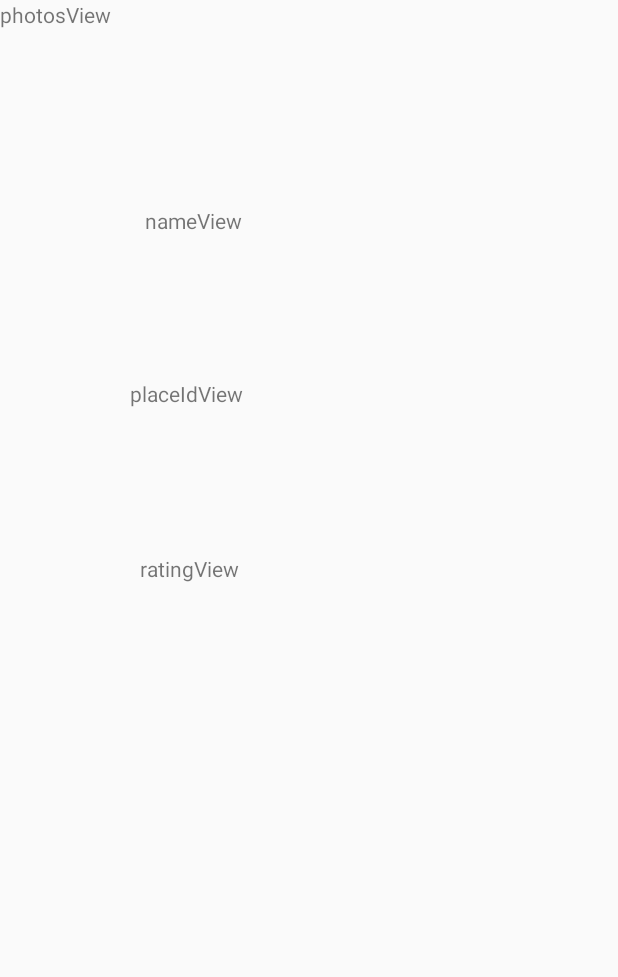
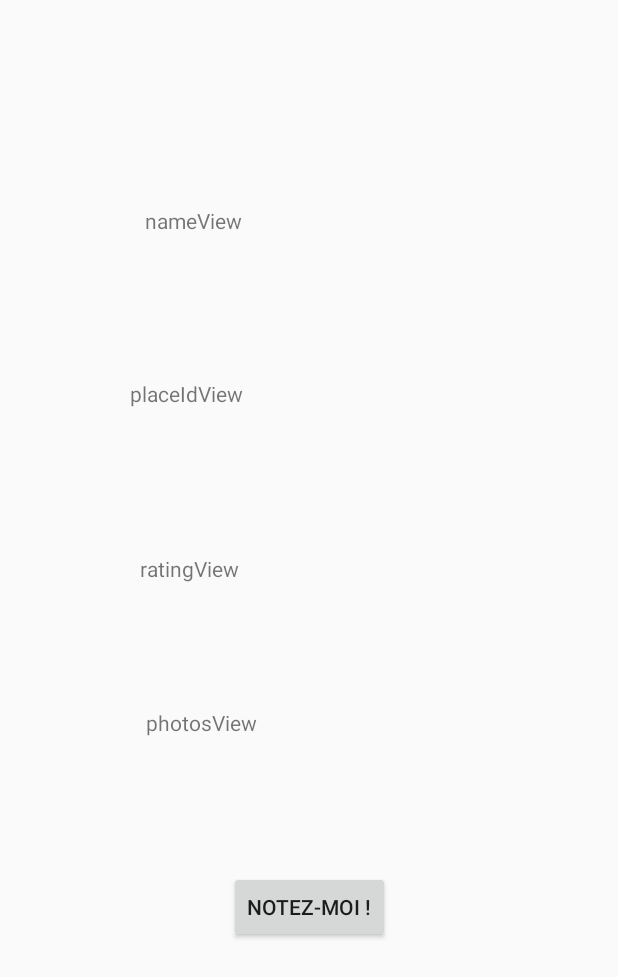
Before and after one commit to Sunkian/ItMe_Project, an Android app: the layout activity_data.xml on its own in the app's theme, with its tools: preview values and no code run, on a phone screen of 412 x 824 dp. Shown: the top 977 px of the screen. Run offline under Robolectric (Android 15) with nearby library versions, the phone set to English and light mode, and no system bars.

Commit message:
Rating_Update

```diff
--- a/app/src/main/res/layout/activity_data.xml
+++ b/app/src/main/res/layout/activity_data.xml
@@ -1,8 +1,7 @@
 <?xml version="1.0" encoding="utf-8"?>
-<android.support.constraint.ConstraintLayout
-    xmlns:android="http://schemas.android.com/apk/res/android"
+<android.support.constraint.ConstraintLayout xmlns:android="http://schemas.android.com/apk/res/android"
+    xmlns:app="http://schemas.android.com/apk/res-auto"
     xmlns:tools="http://schemas.android.com/tools"
-    xmlns:app="http://schemas.android.com/apk/res-auto"
     android:layout_width="match_parent"
     android:layout_height="match_parent"
     tools:context=".Main.Data">
@@ -25,7 +24,7 @@
         app:layout_constraintTop_toTopOf="parent"
         app:layout_constraintVertical_bias="0.167" />
 
-    <TextView
+<TextView
         android:id="@+id/placeId"
         android:layout_width="239dp"
         android:layout_height="39dp"
@@ -61,9 +60,36 @@
 
     <TextView
         android:id="@+id/photos"
+        android:layout_width="217dp"
+        android:layout_height="33dp"
+        android:layout_marginStart="8dp"
+        android:layout_marginLeft="8dp"
+        android:layout_marginTop="8dp"
+        android:layout_marginEnd="8dp"
+        android:layout_marginRight="8dp"
+        android:layout_marginBottom="8dp"
+        android:text="photosView"
+        app:layout_constraintBottom_toBottomOf="parent"
+        app:layout_constraintEnd_toEndOf="parent"
+        app:layout_constraintStart_toStartOf="parent"
+        app:layout_constraintTop_toBottomOf="@+id/rating"
+        app:layout_constraintVertical_bias="0.122" />
+
+    <Button
+        android:id="@+id/rate"
         android:layout_width="wrap_content"
         android:layout_height="wrap_content"
-        android:text="photosView"
-        tools:layout_editor_absoluteX="176dp"
-        tools:layout_editor_absoluteY="430dp" />
+        android:layout_marginStart="8dp"
+        android:layout_marginLeft="8dp"
+        android:layout_marginTop="8dp"
+        android:layout_marginEnd="8dp"
+        android:layout_marginRight="8dp"
+        android:layout_marginBottom="8dp"
+        android:text="Notez-moi !"
+        app:layout_constraintBottom_toBottomOf="parent"
+        app:layout_constraintEnd_toEndOf="parent"
+        app:layout_constraintStart_toStartOf="parent"
+        app:layout_constraintTop_toBottomOf="@+id/photos"
+        app:layout_constraintVertical_bias="0.264" />
+
 </android.support.constraint.ConstraintLayout>
```
Also changed, not shown: app/src/main/java/com/example/itme/Main/Data.java (+16 -5 lines), app/src/main/java/com/example/itme/Main/MapsActivity.java (+11 -15 lines), app/src/main/res/layout/activity_rating.xml (+8 -33 lines).
